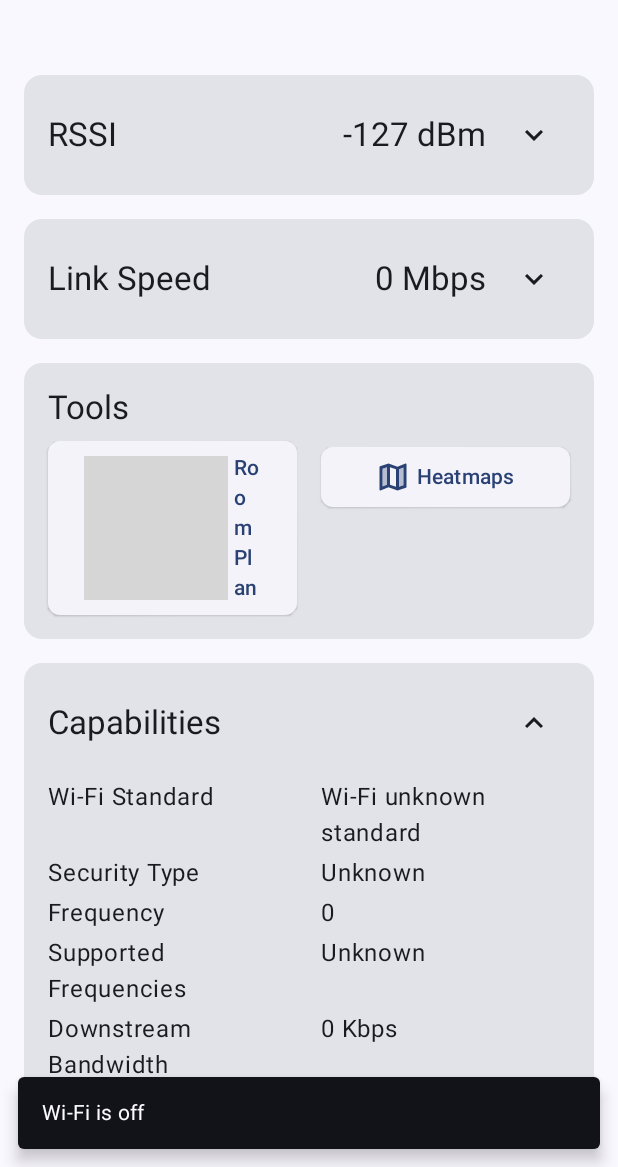
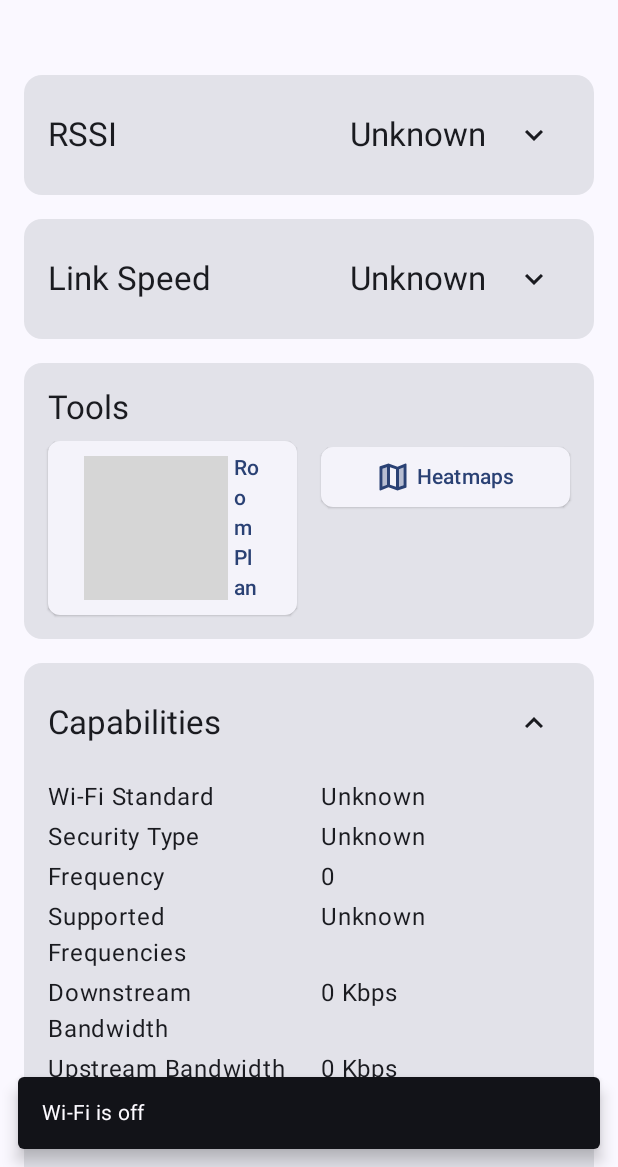
Before and after one commit to humolang/android-wifi-quality, an Android app built with Jetpack Compose: the screen it shows after launch (MainActivity), after a tap on "Minimize", on a phone screen of 412 x 824 dp, the part 69-1236 px from its top. Run offline under Robolectric (Android 15) with nearby library versions, the light colour scheme and no system bars; our stand-ins replace Room's generated code; grey boxes are pictures that could not be loaded.

Commit message:
Correct Wi-Fi turn off behavior

```diff
--- a/app/src/main/java/com/humolang/wifiless/data/datasources/DataConsts.kt
+++ b/app/src/main/java/com/humolang/wifiless/data/datasources/DataConsts.kt
@@ -10,3 +10,6 @@ const val DARK_THEME = 2
 const val DATABASE_NAME = "mapping-database.db"
 const val UNKNOWN = "Unknown"
 const val DEFAULT_HEAT_ID = -1L
+
+const val UNKNOWN_RSSI = -127
+const val UNKNOWN_LINK_SPEED = -1
--- a/app/src/main/java/com/humolang/wifiless/data/datasources/model/WifiCapabilities.kt
+++ b/app/src/main/java/com/humolang/wifiless/data/datasources/model/WifiCapabilities.kt
@@ -67,7 +67,7 @@ data class WifiCapabilities(
                 WifiInfo.SECURITY_TYPE_DPP ->
                     R.string.security_type_dpp
 
-                else -> R.string.security_type_unknown
+                else -> R.string.unknown
             }
 
             return id
@@ -94,7 +94,7 @@ data class WifiCapabilities(
                 ScanResult.WIFI_STANDARD_11BE ->
                     R.string.wifi_standard_11be
 
-                else -> R.string.wifi_standard_unknown
+                else -> R.string.unknown
             }
 
             return id
--- a/app/src/main/java/com/humolang/wifiless/ui/screens/StartScreen.kt
+++ b/app/src/main/java/com/humolang/wifiless/ui/screens/StartScreen.kt
@@ -45,6 +45,8 @@ import androidx.lifecycle.viewmodel.compose.viewModel
 import com.humolang.wifiless.R
 import com.humolang.wifiless.data.datasources.DEFAULT_HEAT_ID
 import com.humolang.wifiless.data.datasources.UNKNOWN
+import com.humolang.wifiless.data.datasources.UNKNOWN_LINK_SPEED
+import com.humolang.wifiless.data.datasources.UNKNOWN_RSSI
 import com.humolang.wifiless.data.datasources.model.WifiCapabilities
 import com.humolang.wifiless.data.datasources.model.WifiProperties
 import com.humolang.wifiless.ui.screens.components.GraphDrawer
@@ -228,10 +230,14 @@ private fun RssiGraph(
                     .collectAsStateWithLifecycle()
 
                 Text(
-                    text = stringResource(
-                        id = R.string.rssi_dbm,
-                        rssi
-                    ),
+                    text = if (rssi != UNKNOWN_RSSI) {
+                        stringResource(
+                            id = R.string.rssi_dbm,
+                            rssi
+                        )
+                    } else {
+                        stringResource(id = R.string.unknown)
+                    },
                     modifier = Modifier,
                     style = MaterialTheme.typography.titleLarge
                 )
@@ -311,11 +317,15 @@ private fun LinkSpeedGraph(
                     .collectAsStateWithLifecycle()
 
                 Text(
-                    text = stringResource(
-                        id = R.string.link_speed_value,
-                        linkSpeed,
-                        linkSpeedUnits
-                    ),
+                    text = if (linkSpeed != UNKNOWN_LINK_SPEED) {
+                        stringResource(
+                            id = R.string.link_speed_value,
+                            linkSpeed,
+                            linkSpeedUnits
+                        )
+                    } else {
+                        stringResource(id = R.string.unknown)
+                    },
                     modifier = Modifier,
                     style = MaterialTheme.typography.titleLarge
                 )
--- a/app/src/main/java/com/humolang/wifiless/ui/viewmodels/StartViewModel.kt
+++ b/app/src/main/java/com/humolang/wifiless/ui/viewmodels/StartViewModel.kt
@@ -95,7 +95,6 @@ class StartViewModel(
 
     private suspend fun collectLatestRssi() {
         wifiParameters.latestRssi.collect { rssi ->
-            if (isWifiEnabled.value) {
             if (wifiParameters.minRssi > rssi) {
                 wifiParameters.updateMinRssi(rssi)
 
@@ -105,7 +104,6 @@ class StartViewModel(
             }
 
             _latestRssi.value = rssi
-            }
         }
     }
 
@@ -119,7 +117,6 @@ class StartViewModel(
 
     private suspend fun collectLatestLinkSpeed() {
         wifiParameters.latestLinkSpeed.collect { linkSpeed ->
-            if (isWifiEnabled.value) {
             if (wifiParameters.maxLinkSpeed < linkSpeed) {
                 wifiParameters.updateMaxLinkSpeed(linkSpeed)
 
@@ -129,7 +126,6 @@ class StartViewModel(
             }
 
             _latestLinkSpeed.value = linkSpeed
-            }
         }
     }
 
@@ -143,10 +139,10 @@ class StartViewModel(
 
     private suspend fun collectWifiCapabilities() {
         wifiParameters.wifiCapabilities.collect { capabilities ->
-            _wifiCapabilities.value = capabilities
-
             _isWifiEnabled.value = capabilities
                 .isWifiEnabled
+
+            _wifiCapabilities.value = capabilities
         }
     }
 
--- a/app/src/main/res/values/strings.xml
+++ b/app/src/main/res/values/strings.xml
@@ -76,7 +76,7 @@
     <string name="ipv4_address">IPv4 Address</string>
     <string name="ipv6_address">IPv6 Address</string>
 
-    <string name="security_type_unknown">Unknown</string>
+    <string name="unknown">Unknown</string>
     <string name="security_type_open">For an open network</string>
     <string name="security_type_wep">For a WEP network</string>
     <string name="security_type_psk">For a PSK network</string>
@@ -92,7 +92,6 @@
     <string name="security_type_passpoint_r3">For a Passpoint R3 network</string>
     <string name="security_type_dpp">For Easy Connect (DPP) network</string>
 
-    <string name="wifi_standard_unknown">Wi-Fi unknown standard</string>
     <string name="wifi_standard_legacy" translatable="false">Wi-Fi 802.11a/b/g</string>
     <string name="wifi_standard_11n" translatable="false">Wi-Fi 802.11n</string>
     <string name="wifi_standard_11ac" translatable="false">Wi-Fi 802.11ac</string>
```
Also changed, not shown: 1 other file. Lines whose indentation alone changed are shown as unchanged.
